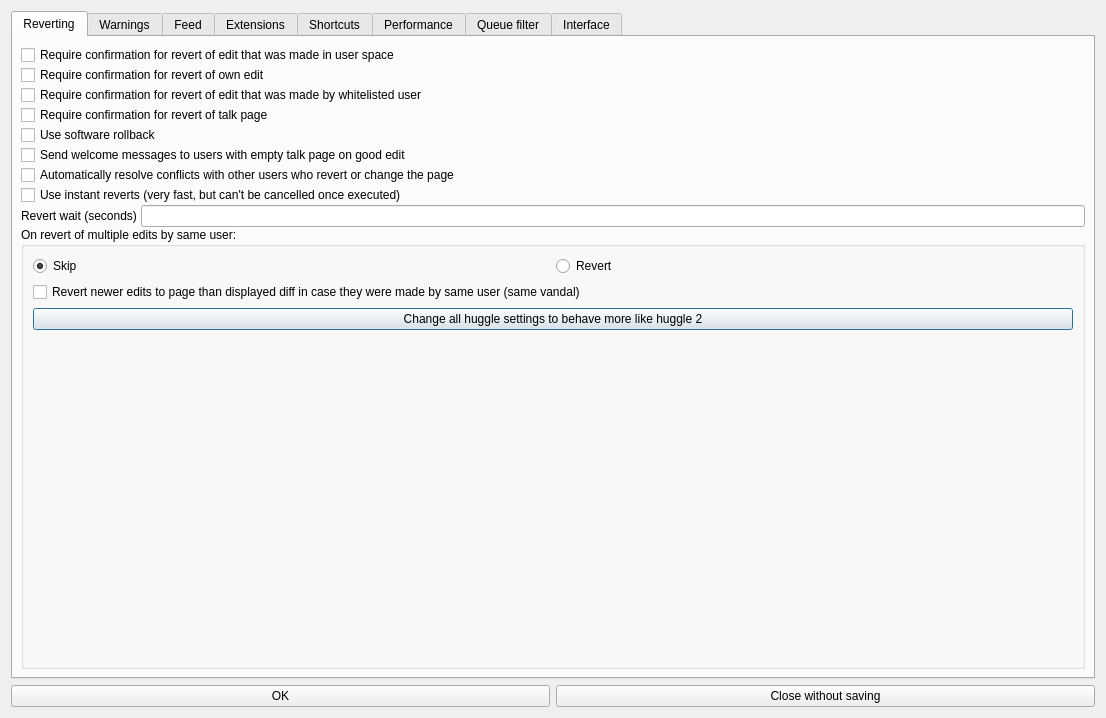
huggle/huggle3-qt-lx, file huggle/preferences.ui: the form before one commit.
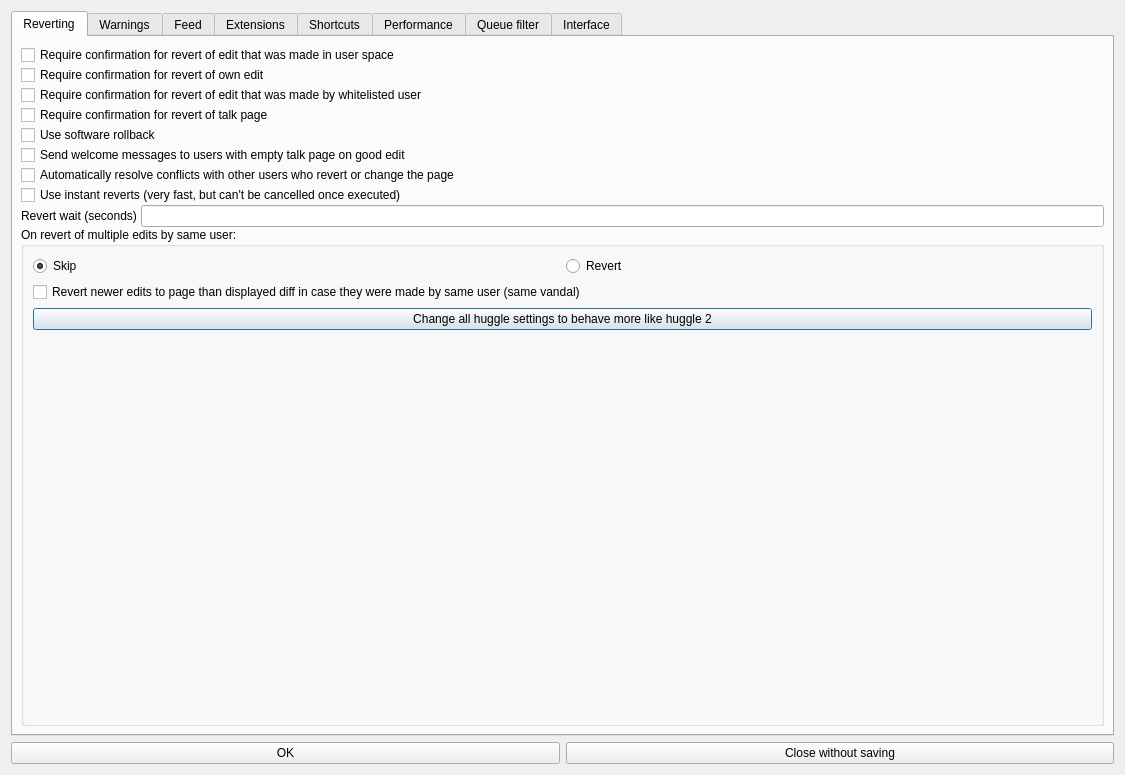
The form after the commit. Icons and pictures are not drawn.

Commit message: Changed widget names in preferences form to match their function

The edit to the form file:
```diff
--- a/huggle/preferences.ui
+++ b/huggle/preferences.ui
@@ -6,8 +6,8 @@
    <rect>
     <x>0</x>
     <y>0</y>
-    <width>1106</width>
-    <height>718</height>
+    <width>1125</width>
+    <height>775</height>
    </rect>
   </property>
   <property name="sizePolicy">
```
Left out of the diff: 30 changed lines with no effect on the pictures. The commit also changes 1 other file.
